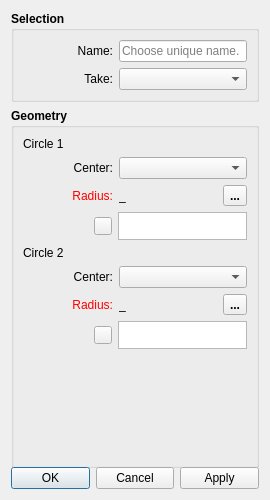
Old version of the form src/libs/vtools/dialogs/tools/intersect_circles_dialog.ui in the repository FashionFreedom/Seamly2D.
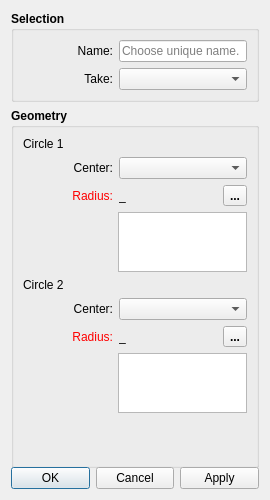
New version of the form. Icons and pictures are not drawn.

Diff of the .ui file:
```diff
--- a/src/libs/vtools/dialogs/tools/intersect_circles_dialog.ui
+++ b/src/libs/vtools/dialogs/tools/intersect_circles_dialog.ui
@@ -324,7 +324,7 @@
               </property>
               <property name="minimumSize">
                <size>
-                <width>80</width>
+                <width>85</width>
                 <height>0</height>
                </size>
               </property>
@@ -434,9 +434,12 @@
                 <height>16</height>
                </size>
               </property>
-              <property name="flat">
+              <property name="autoDefault">
                <bool>false</bool>
               </property>
+              <property name="flat">
+               <bool>true</bool>
+              </property>
              </widget>
             </item>
             <item>
@@ -456,7 +459,7 @@
               <property name="maximumSize">
                <size>
                 <width>16777215</width>
-                <height>28</height>
+                <height>60</height>
                </size>
               </property>
               <property name="font">
@@ -623,7 +626,7 @@
               </property>
               <property name="minimumSize">
                <size>
-                <width>80</width>
+                <width>85</width>
                 <height>0</height>
                </size>
               </property>
@@ -733,9 +736,12 @@
                 <height>16</height>
                </size>
               </property>
-              <property name="flat">
+              <property name="autoDefault">
                <bool>false</bool>
               </property>
+              <property name="flat">
+               <bool>true</bool>
+              </property>
              </widget>
             </item>
             <item>
@@ -755,7 +761,7 @@
               <property name="maximumSize">
                <size>
                 <width>16777215</width>
-                <height>28</height>
+                <height>60</height>
                </size>
               </property>
               <property name="font">
```
Left out of the diff: 9 changed lines with no effect on the pictures.
